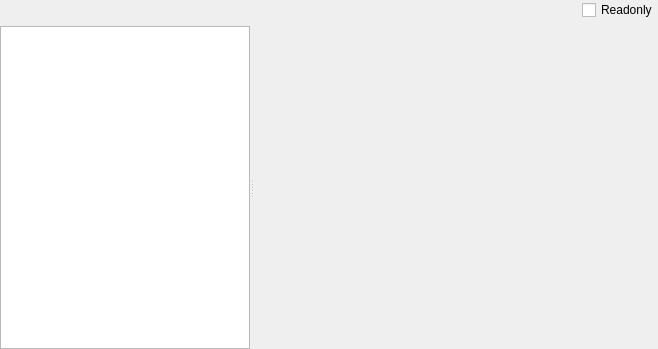
The window that PE/pewidget.ui (horsicq/FormatWidgets) describes before a commit, drawn with Qt 5.
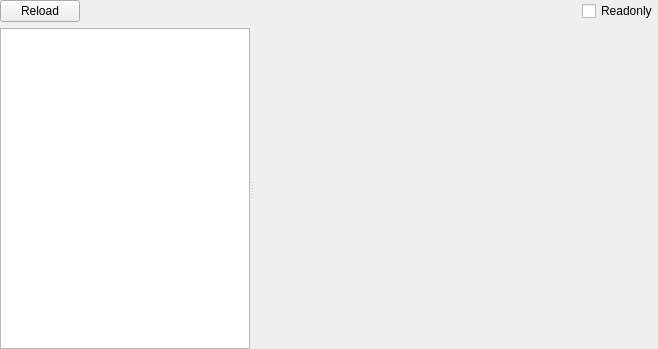
The same window after the commit. Custom widgets are drawn as their Qt base class.

Diff of the .ui file:
```diff
--- a/PE/pewidget.ui
+++ b/PE/pewidget.ui
@@ -34,6 +34,13 @@
      <property name="sizeConstraint">
       <enum>QLayout::SetDefaultConstraint</enum>
      </property>
+     <item>
+      <widget class="QPushButton" name="pushButtonReload">
+       <property name="text">
+        <string>Reload</string>
+       </property>
+      </widget>
+     </item>
      <item>
       <spacer name="horizontalSpacer">
        <property name="orientation">
```
